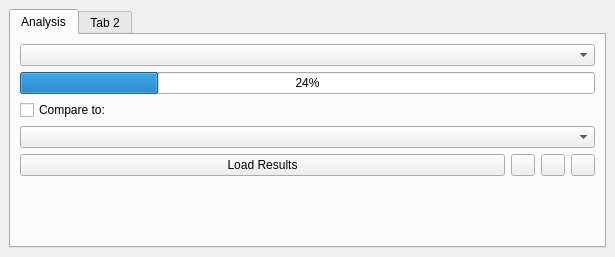
The window that ui/watering_analysis_dialog.ui (Ingeniousware/QGISWaterIng) describes before a commit, drawn with Qt 5.
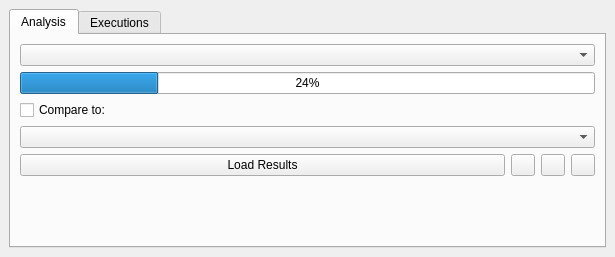
The same window after the commit.

Patch:
```diff
--- a/ui/watering_analysis_dialog.ui
+++ b/ui/watering_analysis_dialog.ui
@@ -158,7 +158,7 @@
       </widget>
       <widget class="QWidget" name="tab_2">
        <attribute name="title">
-        <string>Tab 2</string>
+        <string>Executions</string>
        </attribute>
       </widget>
      </widget>
```
